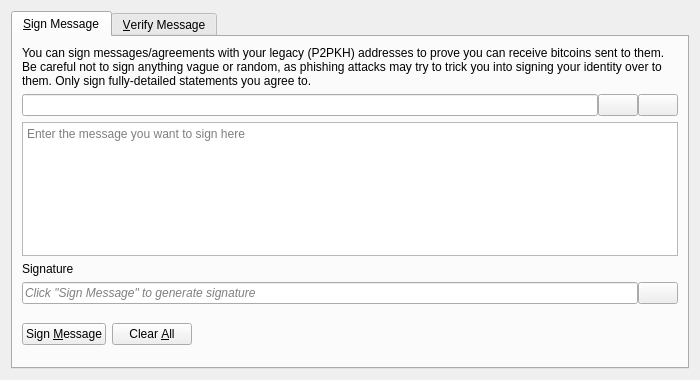
First picture: the form in src/qt/forms/signverifymessagedialog.ui, repository argfamobile/BC3, before the edit.
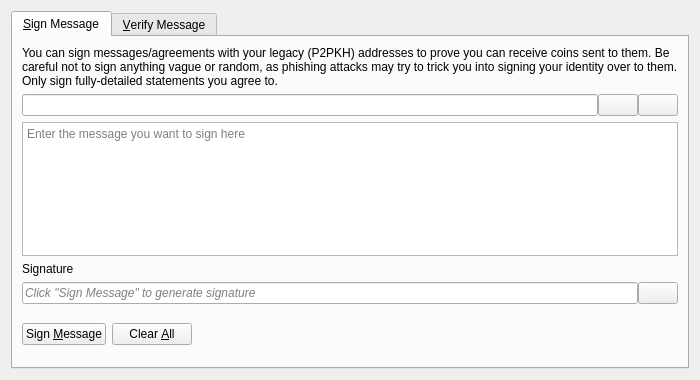
Second picture: the form after the edit. Icons and pictures are not drawn. Custom widgets are drawn as their Qt base class.

Commit message:
BitcoinIII (BC3): SHA3-256t fork @ block 30240 on Bitcoin Core 31.0
Full BC3 consensus patch + branding on Bitcoin Core 31.0 (SHA3-256t @ 30240, all chainparams, BitcoinIII branding, embedded relays, light theme, net tuning block-relay 4 / total 148). Line endings normalized to LF to match upstream. Validated against the live BC3 chain across the fork.

```diff
--- a/src/qt/forms/signverifymessagedialog.ui
+++ b/src/qt/forms/signverifymessagedialog.ui
@@ -30,7 +30,7 @@
        <item>
         <widget class="QLabel" name="infoLabel_SM">
          <property name="text">
-          <string>You can sign messages/agreements with your legacy (P2PKH) addresses to prove you can receive bitcoins sent to them. Be careful not to sign anything vague or random, as phishing attacks may try to trick you into signing your identity over to them. Only sign fully-detailed statements you agree to.</string>
+          <string>You can sign messages/agreements with your legacy (P2PKH) addresses to prove you can receive coins sent to them. Be careful not to sign anything vague or random, as phishing attacks may try to trick you into signing your identity over to them. Only sign fully-detailed statements you agree to.</string>
          </property>
          <property name="textFormat">
           <enum>Qt::PlainText</enum>
```
Left out of the diff: 8 changed lines with no effect on the pictures. The commit also changes 58 other files.
